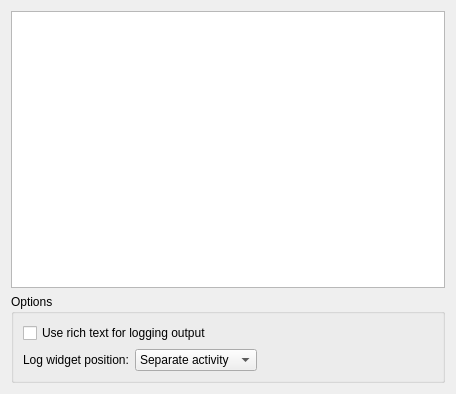
Qt form plugins/logviewer/logprefwidget.ui (netrunner-debian-kde-extras/ktorrent) before a commit.
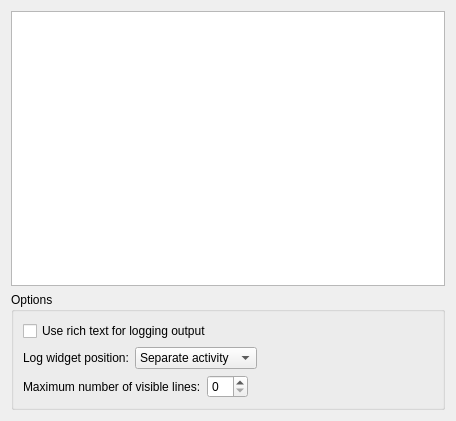
The same form after that commit. Custom widgets are drawn as their Qt base class.

What changed in the file:
```diff
--- a/plugins/logviewer/logprefwidget.ui
+++ b/plugins/logviewer/logprefwidget.ui
@@ -1,12 +1,12 @@
 <ui version="4.0" >
  <class>LogPrefWidget</class>
- <widget class="QWidget" name="LogPrefWidget" >
-  <property name="geometry" >
+ <widget class="QWidget" name="LogPrefWidget">
+  <property name="geometry">
    <rect>
     <x>0</x>
     <y>0</y>
     <width>456</width>
-    <height>394</height>
+    <height>421</height>
    </rect>
   </property>
   <layout class="QVBoxLayout" name="verticalLayout_2" >
@@ -88,7 +88,34 @@
           <property name="orientation" >
            <enum>Qt::Horizontal</enum>
           </property>
-          <property name="sizeHint" stdset="0" >
+          <property name="sizeHint" stdset="0">
+           <size>
+            <width>40</width>
+            <height>20</height>
+           </size>
+          </property>
+         </spacer>
+        </item>
+       </layout>
+      </item>
+      <item>
+       <layout class="QHBoxLayout" name="horizontalLayout_2">
+        <item>
+         <widget class="QLabel" name="label_2">
+          <property name="text">
+           <string>Maximum number of visible lines:</string>
+          </property>
+         </widget>
+        </item>
+        <item>
+         <widget class="KIntSpinBox" name="kcfg_maxBlockCount"/>
+        </item>
+        <item>
+         <spacer name="horizontalSpacer_2">
+          <property name="orientation">
+           <enum>Qt::Horizontal</enum>
+          </property>
+          <property name="sizeHint" stdset="0">
            <size>
             <width>40</width>
             <height>20</height>
@@ -103,6 +130,13 @@
    </item>
   </layout>
  </widget>
+ <customwidgets>
+  <customwidget>
+   <class>KIntSpinBox</class>
+   <extends>QSpinBox</extends>
+   <header>knuminput.h</header>
+  </customwidget>
+ </customwidgets>
  <resources/>
  <connections/>
 </ui>
```
Left out of the diff: 67 changed lines with no effect on the pictures.
